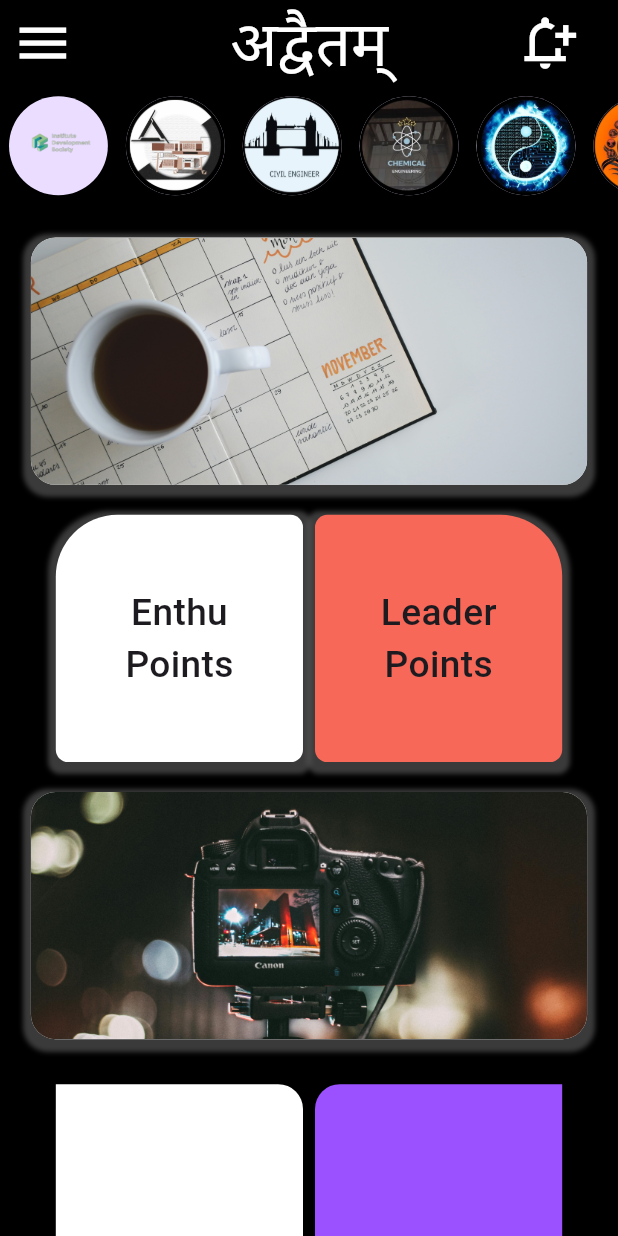
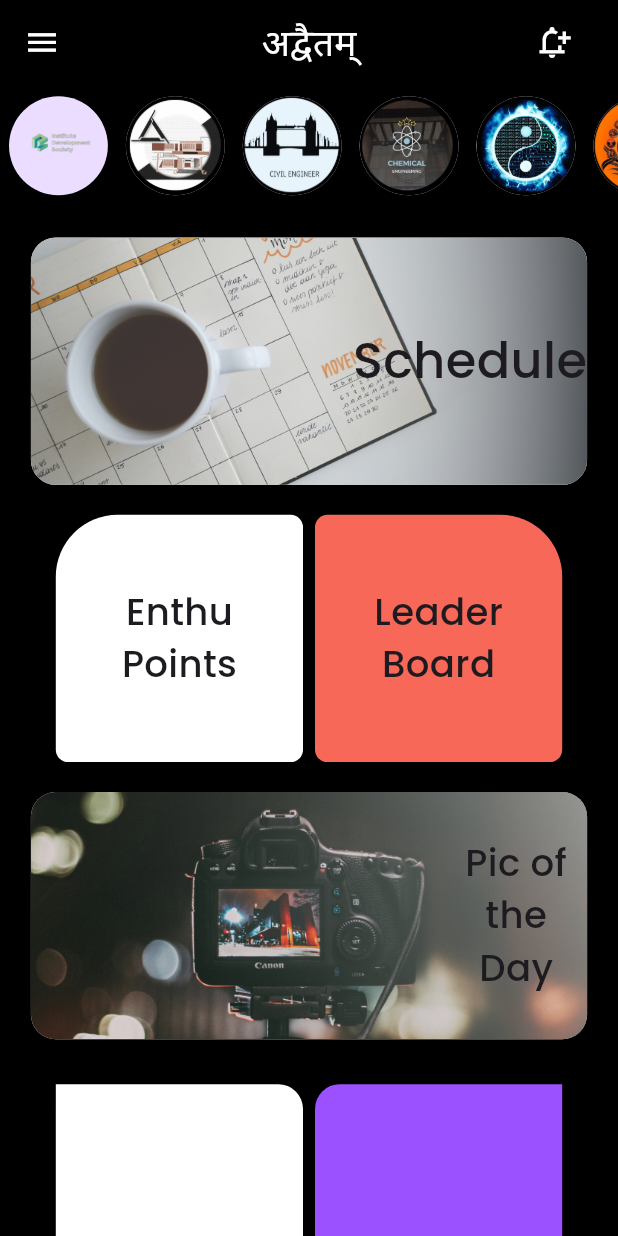
Before and after one commit to harshada1108/IGAPP3, a Flutter app: the screen it shows after launch, after a tap on "Get Started", on a phone screen of 412 x 824 dp. Run offline on Flutter 3.47's test engine with Material 2 defaults, Android fonts, the phone set to English and light mode, and no system bars; our stand-ins replace flutter_spinkit, google_fonts, shared_preferences; missing offline and left inert: shadow; network calls fail.

Commit message:
fourth commit

```diff
--- a/lib/screens/HomeScreen.dart
+++ b/lib/screens/HomeScreen.dart
@@ -3,6 +3,8 @@ import 'package:igapp/screens/ig_schedule_screen.dart';
 import 'package:igapp/screens/igenthu.dart';
 import 'package:igapp/screens/igleader2.dart';
 import 'package:igapp/screens/notification_screen.dart';
+import 'package:google_fonts/google_fonts.dart';
+import 'package:shadow/shadow.dart';
 class HomeScreen extends StatefulWidget {
   const HomeScreen({super.key});
 
@@ -36,9 +38,9 @@ class _HomeScreenState extends State<HomeScreen> {
 
       appBar: AppBar(
 
-          title: Text("अद्वैतम्",style: TextStyle(color: Colors.white,fontSize:height*0.05),),
+          title: Text("अद्वैतम्",style: TextStyle(color: Colors.white,fontSize:height*0.03),),
 
-          leading: IconButton(icon: Icon(Icons.menu,size: height*0.05,color: Colors.white,), onPressed: () {  },),
+          leading: IconButton(icon: Icon(Icons.menu,size: height*0.03,color: Colors.white,), onPressed: () {  },),
           elevation: 0,
           centerTitle: true,
           backgroundColor: Colors.black,
@@ -46,7 +48,7 @@ class _HomeScreenState extends State<HomeScreen> {
             Padding(
               padding: const EdgeInsets.only(right: 20),
               child: IconButton(
-                icon: Icon(Icons.notification_add_outlined,size:  height*0.05,color: Colors.white,),
+                icon: Icon(Icons.notification_add_outlined,size:  height*0.03,color: Colors.white,),
                 onPressed: () {
                   Navigator.push(context, MaterialPageRoute(builder: (context)=>IgNotificationScreen()));
 
@@ -86,25 +88,47 @@ class _HomeScreenState extends State<HomeScreen> {
                 {
                   Navigator.push(context, MaterialPageRoute(builder: (context)=>IgScheduleScreen()));
                 },
-                child: Container(
+                child: Stack(
+                  children:[
+                    Container(
                       height: height*0.2,
                       width: width*0.9,
                       decoration: BoxDecoration(
                         borderRadius: BorderRadius.circular(height*0.02),
                         color: Colors.white,
-                    boxShadow: [
-                      BoxShadow(
-                        color: Colors.grey.shade700.withOpacity(0.6),
-                        spreadRadius: 5,
-                        blurRadius: 2,
-                        offset: Offset(0, 3),
-                      ),
-                    ],
-                    image:DecorationImage(image: AssetImage("deptlogos/SCHEDULE.jpg"),
+                        image:DecorationImage(image: AssetImage("deptlogos/SCHEDULE.jpg",),
+
                             fit: BoxFit.cover) ,
 
                       ),
 
+                    ),
+                    Container(
+
+                      height: height*0.2,
+                      width: width*0.9,
+                      decoration: BoxDecoration(
+                        gradient: LinearGradient(
+                          colors: [
+                            Colors.white12,
+                            Colors.black54,
+                          ],
+                          begin: Alignment.center,
+                          end: Alignment.centerRight,
+                        ),
+                        borderRadius: BorderRadius.circular(height*0.02),
+                        color: Colors.white,
+                      ),
+                      child: Align(
+                        alignment: Alignment.centerRight,
+                        child: Text(
+                            'Schedule',style:GoogleFonts.poppins(fontSize: height*0.04,fontWeight: FontWeight.w500)
+                        ),
+                      ),
+                    )
+
+
+                  ],
                 ),
               ),
             ),
@@ -125,14 +149,7 @@ class _HomeScreenState extends State<HomeScreen> {
                         height: height*0.2,
                       width: width*0.4,
                       decoration: BoxDecoration(
-                          boxShadow: [
-                            BoxShadow(
-                              color: Colors.grey.shade700.withOpacity(0.6),
-                              spreadRadius: 5,
-                              blurRadius: 2,
-                              offset: Offset(0, 3),
-                            ),
-                          ],
+
                             borderRadius: BorderRadius.only(topLeft: Radius.circular(height*0.05),topRight: Radius.circular(height*0.01),
                             bottomRight: Radius.circular(height*0.01),bottomLeft: Radius.circular(height*0.01)),
                             color: Colors.white
@@ -142,8 +159,8 @@ class _HomeScreenState extends State<HomeScreen> {
                           child: Column(
                             mainAxisAlignment: MainAxisAlignment.center,
                             children: [
-                              Text("Enthu",style: TextStyle(fontSize: height*0.03,fontWeight: FontWeight.w500,),),
-                              Text("Points",style: TextStyle(fontSize: height*0.03,fontWeight: FontWeight.w500)),
+                              Text("Enthu",style:GoogleFonts.poppins(fontSize: height*0.03,fontWeight: FontWeight.w500),),
+                              Text("Points",style:GoogleFonts.poppins(fontSize: height*0.03,fontWeight: FontWeight.w500),),
                             ],
 
                           ),
@@ -160,14 +177,6 @@ class _HomeScreenState extends State<HomeScreen> {
                       height: height*0.2,
                       width: width*0.4,
                       decoration: BoxDecoration(
-                        boxShadow: [
-                          BoxShadow(
-                            color: Colors.grey.shade700.withOpacity(0.6),
-                            spreadRadius: 5,
-                            blurRadius: 2,
-                            offset: Offset(0, 3),
-                          ),
-                        ],
                           borderRadius: BorderRadius.only(topLeft: Radius.circular(height*0.01),topRight: Radius.circular(height*0.05),
                               bottomRight: Radius.circular(height*0.01),bottomLeft: Radius.circular(height*0.01)),
                           color: Color(0xFFF76858),
@@ -177,8 +186,8 @@ class _HomeScreenState extends State<HomeScreen> {
                         child: Column(
                           mainAxisAlignment: MainAxisAlignment.center,
                           children: [
-                            Text("Leader",style: TextStyle(fontSize: height*0.03,fontWeight: FontWeight.w500,),),
-                            Text("Points",style: TextStyle(fontSize: height*0.03,fontWeight: FontWeight.w500,),),
+                            Text("Leader",style:GoogleFonts.poppins(fontSize: height*0.03,fontWeight: FontWeight.w500),),
+                            Text("Board",style:GoogleFonts.poppins(fontSize: height*0.03,fontWeight: FontWeight.w500),),
                           ],
                         ),
                       ),
@@ -189,25 +198,57 @@ class _HomeScreenState extends State<HomeScreen> {
                 ],
               ),
             ),
+            Stack(
+              children:[
                 Container(
 
                   height: height*0.2,
                   width: width*0.9,
                   decoration: BoxDecoration(
-                  boxShadow: [
-                    BoxShadow(
-                      color: Colors.grey.shade700.withOpacity(0.6),
-                      spreadRadius: 5,
-                      blurRadius: 2,
-                      offset: Offset(0, 3),
-                    ),
-                  ],
+
                     borderRadius: BorderRadius.circular(height*0.02),
                     color: Colors.white,
                     image:DecorationImage(image: AssetImage("deptlogos/PIC.jpg"),fit: BoxFit.cover) ,
 
                   ),
 
+                ),
+
+
+                Container(
+
+                  height: height*0.2,
+                  width: width*0.9,
+                  decoration: BoxDecoration(
+                      gradient: LinearGradient(
+                        colors: [
+                          Colors.white54,
+                          Colors.transparent,
+                        ],
+                        begin: Alignment.topRight,
+                        end: Alignment.bottomLeft
+                      ),
+                      borderRadius: BorderRadius.circular(height*0.02),
+                  ),
+                  child: Align(
+                    alignment: Alignment.centerRight,
+                    child: Column(
+                      mainAxisAlignment: MainAxisAlignment.center,
+                      children: [
+                        Text(
+                            'Pic of  ',style:GoogleFonts.poppins(fontSize: height*0.03,fontWeight: FontWeight.w500)
+                        ),
+                        Text(
+                            'the  ',style:GoogleFonts.poppins(fontSize: height*0.03,fontWeight: FontWeight.w500)
+                        ),
+                        Text(
+                            'Day  ',style:GoogleFonts.poppins(fontSize: height*0.03,fontWeight: FontWeight.w500)
+                        ),
+                      ],
+                    ),
+                  ),
+                ),
+              ],
             ),
             Padding(
               padding: const EdgeInsets.only(top:30),
--- a/lib/screens/SplashScreen2.dart
+++ b/lib/screens/SplashScreen2.dart
@@ -16,8 +16,8 @@ class _TextScreenState extends State<TextScreen> {
   @override
   void initState() {
     super.initState();
-    displayedWidget = Container(); // Initial empty container
-
+    displayedWidget = Container();
+    // Initial empty container
     // After 2 seconds, change the displayed widget
     timer = Timer(Duration(seconds: 2), () {
       setState(() {
@@ -28,7 +28,7 @@ class _TextScreenState extends State<TextScreen> {
               padding: const EdgeInsets.only(top: 30),
               child: Text("INSTITUTE",style: TextStyle(fontSize: 24,color: Colors.white)),
             ),
-            Text("GATHERING24'",style: TextStyle(fontSize: 24,color: Colors.white)),
+            Text("GATHERING 24'",style: TextStyle(fontSize: 24,color: Colors.white)),
             Padding(
               padding: const EdgeInsets.only(top: 120),
               child: ElevatedButton(onPressed: (){
@@ -53,7 +53,7 @@ class _TextScreenState extends State<TextScreen> {
                 CircleAvatar(
                   backgroundImage: AssetImage('deptlogos/ids333-removebg-preview.png'),
                   backgroundColor: Colors.black,
-                  radius: 50,
+                  radius: MediaQuery.of(context).size.height*0.03,
                 )
               ],
             )
--- a/lib/screens/ig_schedule_screen.dart
+++ b/lib/screens/ig_schedule_screen.dart
@@ -116,11 +116,10 @@ class _IgScheduleScreenState extends State<IgScheduleScreen> {
                                             children: [
                                               Center(child: Text(snapshot.data!.schedules![index].team1.toString(),maxLines:3,overflow: TextOverflow.ellipsis,style: GoogleFonts.poppins(fontSize: 20,fontWeight: FontWeight.w700),)),
                                               Column(
+                                                mainAxisAlignment: MainAxisAlignment.center,
                                                 children: [
 
                                                   Center(child: Text('VS',maxLines:1,overflow: TextOverflow.ellipsis,style: GoogleFonts.poppins(fontSize: 20,fontWeight: FontWeight.w700),)),
-                                                  Center(child: Text(snapshot.data!.schedules![index].venue.toString(),maxLines:3,overflow: TextOverflow.ellipsis,style: GoogleFonts.poppins(fontSize: 20,fontWeight: FontWeight.w700),)),
-
                                                 ],
                                               ),
 
--- a/pubspec.yaml
+++ b/pubspec.yaml
@@ -42,6 +42,7 @@ dependencies:
   http: ^1.1.0
   flutter_launcher_icons: ^0.13.1
   shared_preferences: ^2.2.2
+  shadow: ^1.5.0
 
 dev_dependencies:
   flutter_test:
```
Also changed, not shown: pubspec.lock. Lines whose indentation alone changed are shown as unchanged.
